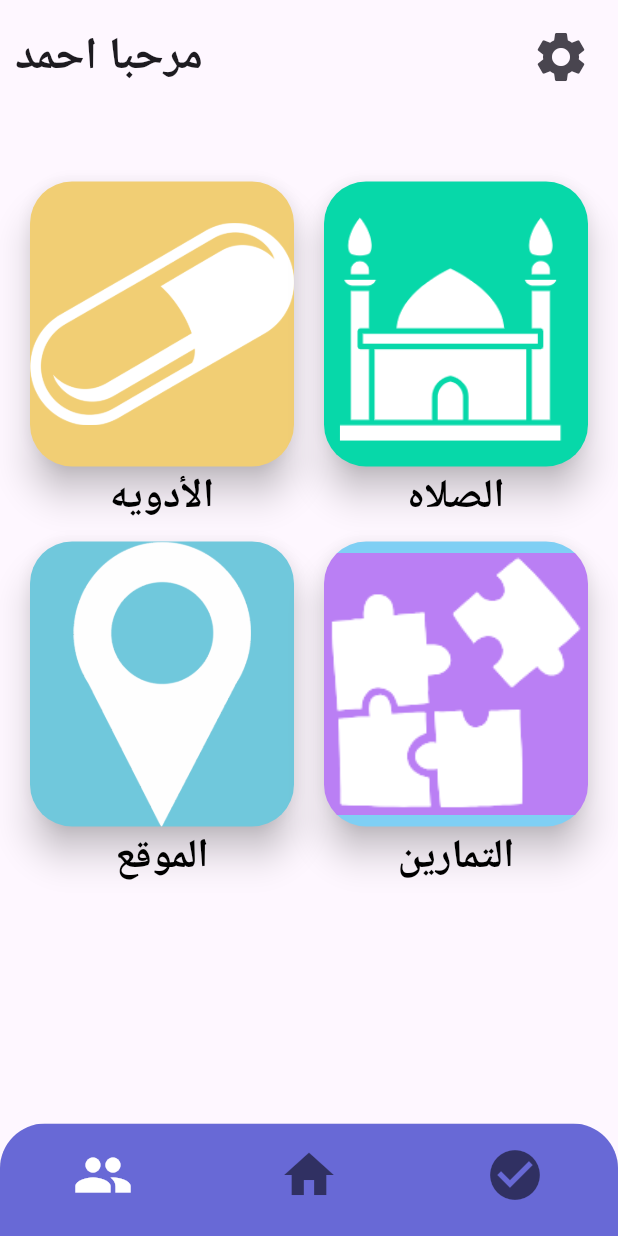
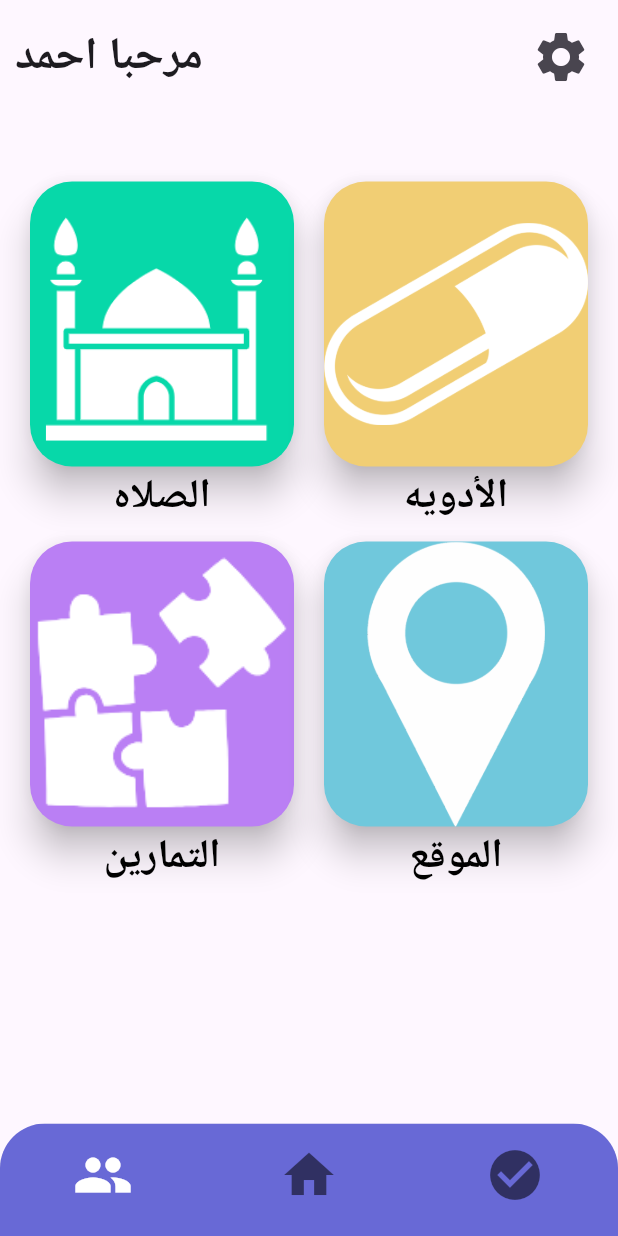
Before and after one commit to Sondosgit/aoun_p, a Flutter app: the home screen opened directly, on a phone screen of 412 x 824 dp. Run offline on Flutter 3.47's test engine with Material 3 defaults, Android fonts, the phone set to English and light mode, and no system bars.

Commit message:
login to home

```diff
--- a/lib/home.dart
+++ b/lib/home.dart
@@ -16,10 +16,12 @@ class home extends StatefulWidget {
 }
 class _HomeState extends State<home> {
   List items = [
+
+    {"Image": 'img/mosque.png' , "color" : Color(0xFF07D8A9) , "title" : "الصلاه" , "page" : pray()},
     {"Image": 'img/medicine.png' , "color" : Color(0xFFF1CE74) , "title" : "الأدويه" , "page" : pills()},
-    {"Image": 'img/mosque.png' , "color" : Color(0xFF07D8A9) , "title" : "الصلاه" , "page" : pray()},
+    {"Image": 'img/puzzle.png' ,  "color" : Color(0xFFBA7FF4),"title" : "التمارين" , "page" : exercise()},
     {"Image": 'img/location.png' , "color" : Color(0xFF70C8DC) , "title" : "الموقع" , "page" : locations()},
-    {"Image": 'img/puzzle.png' ,  "color" : Color.fromARGB(255, 127, 207, 244),"title" : "التمارين" , "page" : exercise()},
+
 
   ];
   @override
--- a/lib/login.dart
+++ b/lib/login.dart
@@ -1,5 +1,6 @@
 import 'package:aoun_project/signup.dart';
 import 'package:flutter/material.dart';
+import 'package:aoun_project/home.dart';
 
 class LoginScreen extends StatefulWidget {
   const LoginScreen({Key? key}) : super(key: key);
@@ -173,7 +174,10 @@ class _LoginScreenState extends State<LoginScreen> {
                 alignment: Alignment.center,
                 child: MaterialButton(
                   onPressed: () {
-                    // Add your login logic here
+                    Navigator.of(context)
+                      .push(MaterialPageRoute(builder: (context) {
+                    return const home();
+                  }));
                   },
                   color: Colors.indigo,
                   textColor: Colors.white,
```
